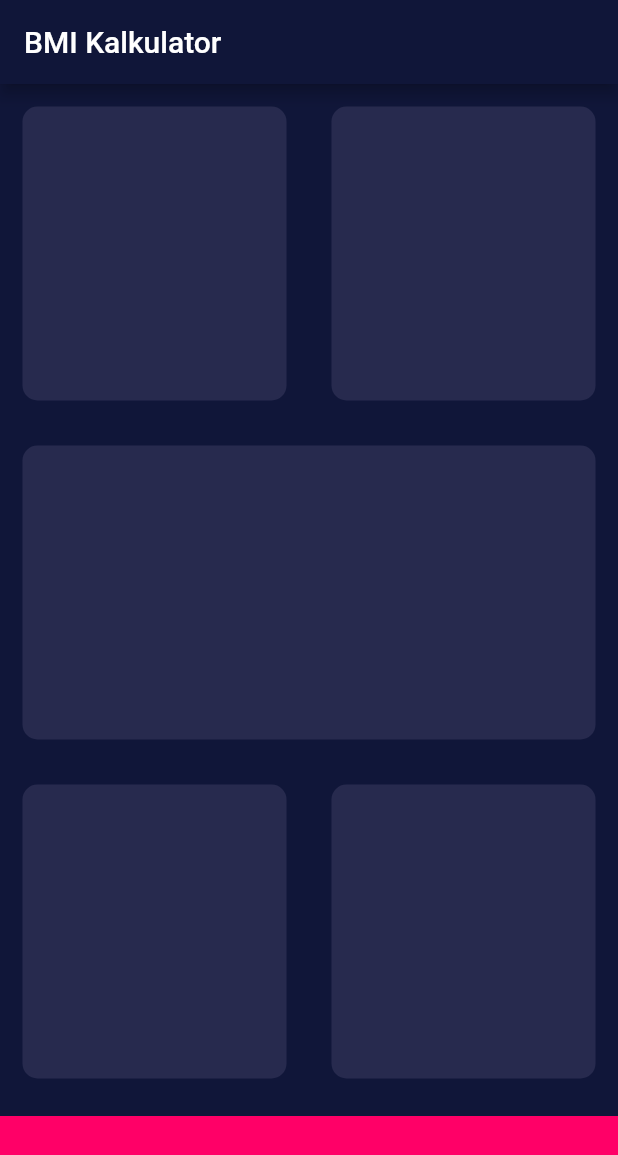
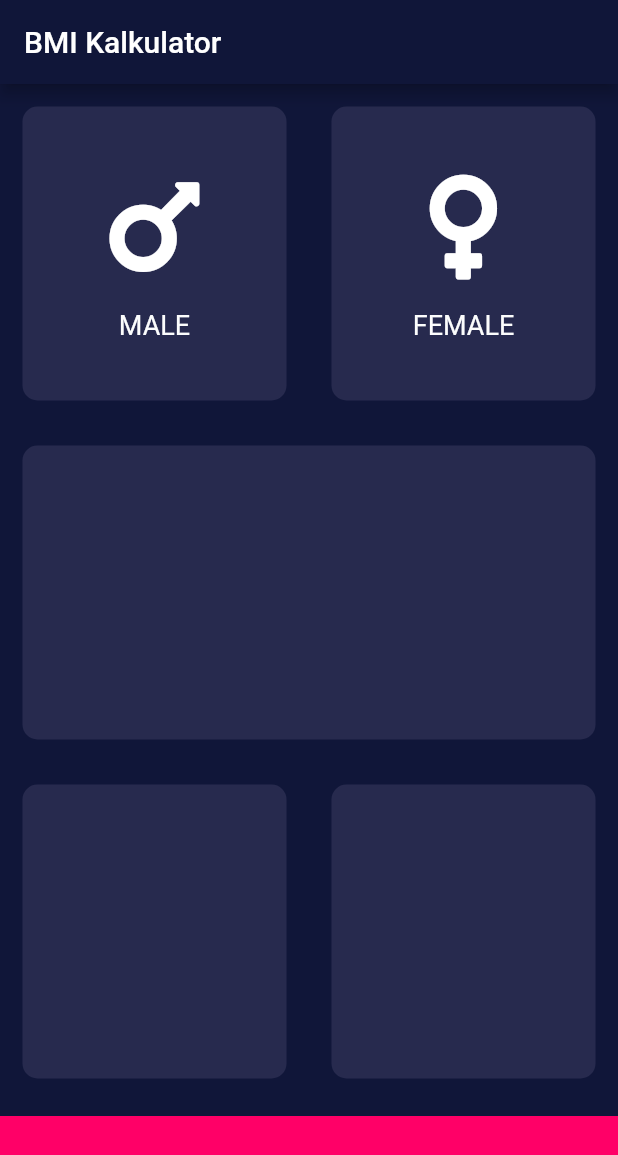
Before and after one commit to adamprabowo/kalkulator_bmi, a Flutter app: the screen it shows after launch, on a phone screen of 412 x 824 dp. Shown: the top 1155 px of the screen. Run offline on Flutter 3.47's test engine with Material 2 defaults, Android fonts, the phone set to English and light mode, and no system bars; our stand-ins replace font_awesome_flutter.

```diff
--- /dev/null
+++ b/lib/icon_content.dart
@@ -0,0 +1,33 @@
+import 'package:flutter/material.dart';
+
+const labelTextStyle = TextStyle(
+  fontSize: 18.0,
+  color: Color(0xFFFCFDFD),
+);
+
+class IconContent extends StatelessWidget {
+  IconContent({@required this.icon, @required this.label});
+
+  final IconData icon;
+  final String label;
+
+  @override
+  Widget build(BuildContext context) {
+    return Column(
+      mainAxisAlignment: MainAxisAlignment.center,
+      children: <Widget>[
+        Icon(
+          icon,
+          size: 80.0,
+        ),
+        SizedBox(
+          height: 15.0,
+        ),
+        Text(
+          label,
+          style: labelTextStyle,
+        )
+      ],
+    );
+  }
+}
--- a/lib/input_page.dart
+++ b/lib/input_page.dart
@@ -1,4 +1,8 @@
 import 'package:flutter/material.dart';
+import 'package:font_awesome_flutter/font_awesome_flutter.dart';
+
+import './icon_content.dart';
+import './reusableCard.dart';
 
 const bottomContainerHeight = 80.0;
 const activeCardColor = Color(0xFF272A4E);
@@ -24,11 +28,15 @@ class _InputPageState extends State<InputPage> {
                 Expanded(
                   child: ReusableCard(
                     colour: activeCardColor,
+                    cardChild:
+                        IconContent(icon: FontAwesomeIcons.mars, label: 'MALE'),
                   ),
                 ),
                 Expanded(
                   child: ReusableCard(
                     colour: activeCardColor,
+                    cardChild: IconContent(
+                        icon: FontAwesomeIcons.venus, label: 'FEMALE'),
                   ),
                 ),
               ],
@@ -66,20 +74,3 @@ class _InputPageState extends State<InputPage> {
     );
   }
 }
-
-class ReusableCard extends StatelessWidget {
-  ReusableCard({@required this.colour});
-
-  final Color colour;
-
-  @override
-  Widget build(BuildContext context) {
-    return Container(
-      margin: EdgeInsets.all(15.0),
-      decoration: BoxDecoration(
-        color: colour,
-        borderRadius: BorderRadius.circular(10.0),
-      ),
-    );
-  }
-}
--- /dev/null
+++ b/lib/reusableCard.dart
@@ -0,0 +1,20 @@
+import 'package:flutter/material.dart';
+
+class ReusableCard extends StatelessWidget {
+  ReusableCard({@required this.colour, this.cardChild});
+
+  final Color colour;
+  final Widget cardChild;
+
+  @override
+  Widget build(BuildContext context) {
+    return Container(
+      child: cardChild,
+      margin: EdgeInsets.all(15.0),
+      decoration: BoxDecoration(
+        color: colour,
+        borderRadius: BorderRadius.circular(10.0),
+      ),
+    );
+  }
+}
```
Also changed, not shown: pubspec.yaml (+1 -52 lines), pubspec.lock.
